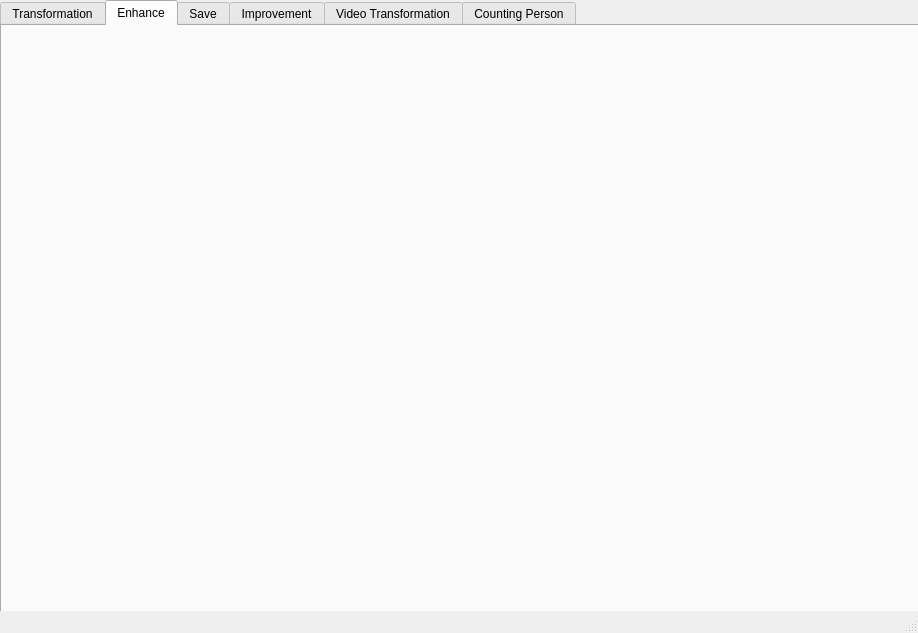
First picture: the form in image_processing_app.ui, repository soyoung125/MultimediaProcessingTool, before the edit.
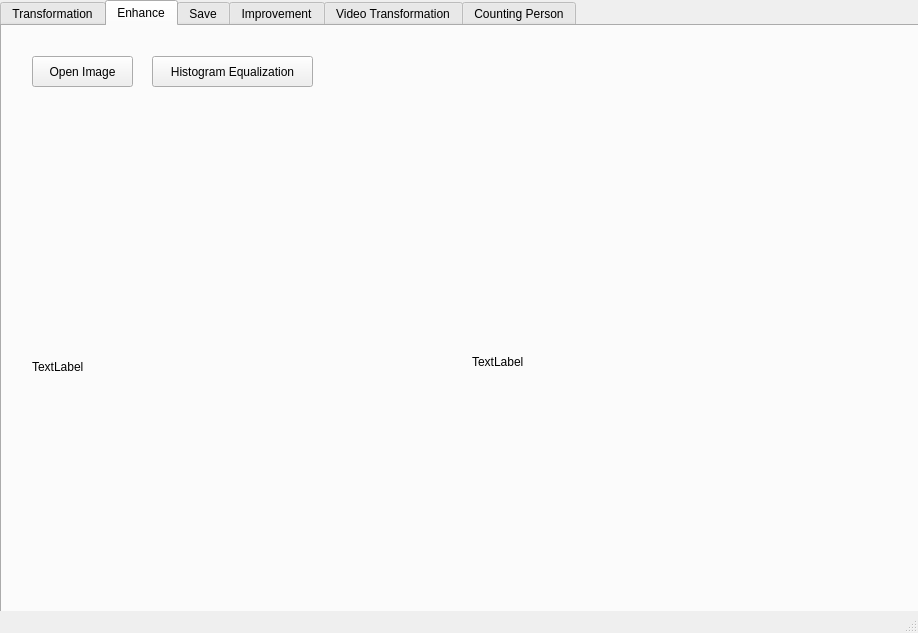
Second picture: the form after the edit. The open tabs and pages were chosen to show the change.

Commit message: [최희정] EnhanceTap 구현

Patch:
```diff
--- a/image_processing_app.ui
+++ b/image_processing_app.ui
@@ -145,6 +145,58 @@
      <attribute name="title">
       <string>Enhance</string>
      </attribute>
+     <widget class="QPushButton" name="btnehnopenimage">
+      <property name="geometry">
+       <rect>
+        <x>30</x>
+        <y>30</y>
+        <width>101</width>
+        <height>31</height>
+       </rect>
+      </property>
+      <property name="text">
+       <string>Open Image</string>
+      </property>
+     </widget>
+     <widget class="QLabel" name="lblImage1_E">
+      <property name="geometry">
+       <rect>
+        <x>30</x>
+        <y>120</y>
+        <width>351</width>
+        <height>441</height>
+       </rect>
+      </property>
+      <property name="text">
+       <string>TextLabel</string>
+      </property>
+     </widget>
+     <widget class="QLabel" name="lblImage2_E">
+      <property name="geometry">
+       <rect>
+        <x>470</x>
+        <y>120</y>
+        <width>361</width>
+        <height>431</height>
+       </rect>
+      </property>
+      <property name="text">
+       <string>TextLabel</string>
+      </property>
+     </widget>
+     <widget class="QPushButton" name="btnhisto_equal">
+      <property name="geometry">
+       <rect>
+        <x>150</x>
+        <y>30</y>
+        <width>161</width>
+        <height>31</height>
+       </rect>
+      </property>
+      <property name="text">
+       <string>Histogram Equalization</string>
+      </property>
+     </widget>
     </widget>
     <widget class="QWidget" name="tab_3">
      <attribute name="title">
```
Left out of the diff: 4 changed lines with no effect on the pictures.
